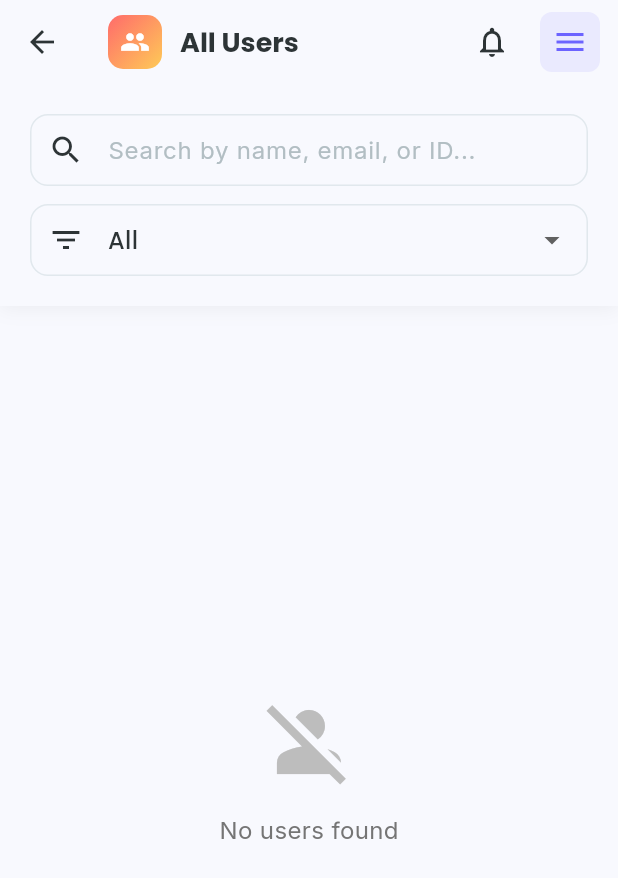
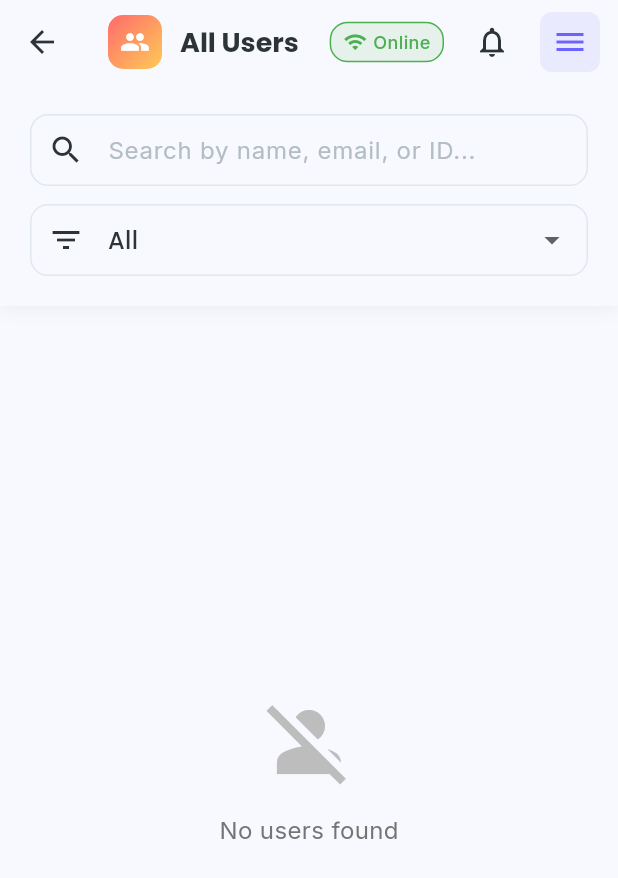
Before and after one commit to DodowCB/belajarbareng_app_mmp, a Flutter app: the AdminScreen screen opened by its route, after a tap on "Total Users", on a phone screen of 412 x 824 dp. Shown: the top 878 px of the screen. Run offline on Flutter 3.47's test engine with Material 3 defaults, Android fonts, the phone set to English and light mode, and no system bars; our stand-ins replace bloc, cloud_firestore, connectivity_plus, drift, equatable, file_picker and 11 more; missing offline and left inert: excel, tostore; accounts and stored records are empty; generated files the repository leaves out were written again; network calls fail.

Commit message:
admin pt 4 (online offline)

```diff
--- a/lib/src/features/auth/presentation/all_users/all_users_screen.dart
+++ b/lib/src/features/auth/presentation/all_users/all_users_screen.dart
@@ -1,7 +1,9 @@
 import 'package:flutter/material.dart';
+import 'package:flutter_bloc/flutter_bloc.dart';
 import 'package:cloud_firestore/cloud_firestore.dart';
 import '../../../../core/config/theme.dart';
 import '../widgets/admin_header.dart';
+import '../admin/admin_bloc.dart';
 
 class AllUsersScreen extends StatefulWidget {
   const AllUsersScreen({super.key});
@@ -16,7 +18,9 @@ class _AllUsersScreenState extends State<AllUsersScreen> {
 
   @override
   Widget build(BuildContext context) {
-    return Scaffold(
+    return BlocProvider(
+      create: (context) => AdminBloc()..add(LoadAdminData()),
+      child: Scaffold(
         backgroundColor: Theme.of(context).scaffoldBackgroundColor,
         appBar: const AdminHeader(
           title: 'All Users',
@@ -27,6 +31,7 @@ class _AllUsersScreenState extends State<AllUsersScreen> {
           _buildSearchAndFilter(),
           Expanded(child: _buildUsersList()),
         ],
+      ),
     ),
     );
   }
--- a/lib/src/features/auth/presentation/widgets/admin_header.dart
+++ b/lib/src/features/auth/presentation/widgets/admin_header.dart
@@ -1,5 +1,7 @@
 import 'package:flutter/material.dart';
+import 'package:flutter_bloc/flutter_bloc.dart';
 import '../../../../core/config/theme.dart';
+import '../admin/admin_bloc.dart';
 import '../profile_menu/profile_menu_widget.dart';
 import '../notifications/notifications_screen.dart';
 
@@ -46,6 +48,44 @@ class AdminHeader extends StatelessWidget implements PreferredSizeWidget {
       backgroundColor: Theme.of(context).scaffoldBackgroundColor,
       elevation: 0,
       actions: [
+        // Online/Offline Status Indicator
+        BlocBuilder<AdminBloc, AdminState>(
+          builder: (context, state) {
+            return Container(
+              margin: const EdgeInsets.only(right: 8, top: 12, bottom: 12),
+              padding: const EdgeInsets.symmetric(horizontal: 8, vertical: 4),
+              decoration: BoxDecoration(
+                color: state.isOnline
+                    ? Colors.green.withOpacity(0.1)
+                    : Colors.red.withOpacity(0.1),
+                borderRadius: BorderRadius.circular(12),
+                border: Border.all(
+                  color: state.isOnline ? Colors.green : Colors.red,
+                  width: 1,
+                ),
+              ),
+              child: Row(
+                mainAxisSize: MainAxisSize.min,
+                children: [
+                  Icon(
+                    state.isOnline ? Icons.wifi : Icons.wifi_off,
+                    color: state.isOnline ? Colors.green : Colors.red,
+                    size: 16,
+                  ),
+                  const SizedBox(width: 4),
+                  Text(
+                    state.isOnline ? 'Online' : 'Offline',
+                    style: TextStyle(
+                      color: state.isOnline ? Colors.green : Colors.red,
+                      fontSize: 12,
+                      fontWeight: FontWeight.w500,
+                    ),
+                  ),
+                ],
+              ),
+            );
+          },
+        ),
         if (additionalActions != null) ...additionalActions!,
         MouseRegion(
           cursor: SystemMouseCursors.click,
```
Also changed, not shown: lib/src/features/auth/presentation/admin/admin_screen.dart (+60 -10 lines), lib/src/features/auth/presentation/kelas/classes_screen.dart (+8 -2 lines). Lines whose indentation alone changed are shown as unchanged.
